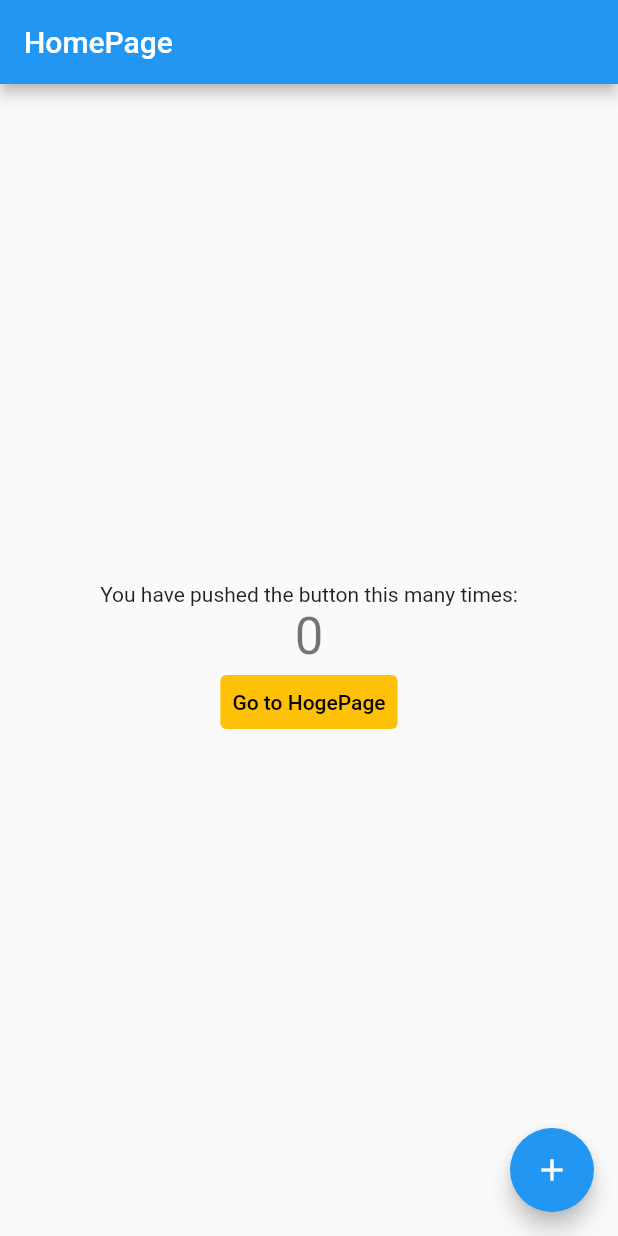
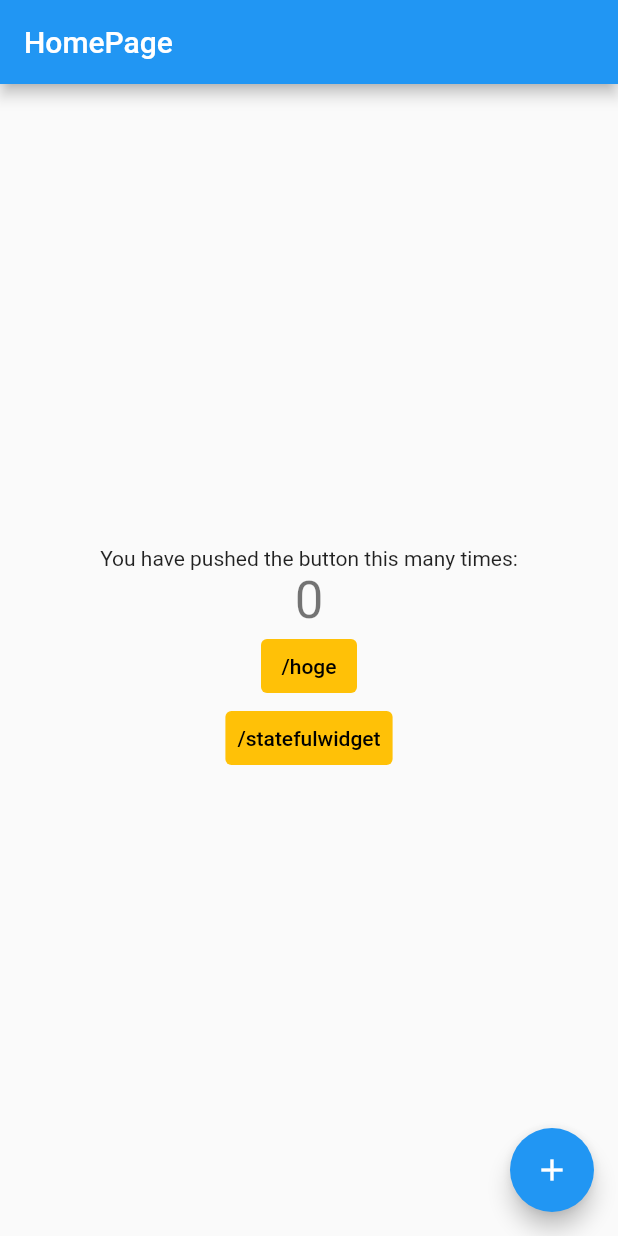
Before and after one commit to h-enoki/flutter_sample, a Flutter app: the screen it shows after launch, on a phone screen of 412 x 824 dp. Run offline on Flutter 3.47's test engine with Material 2 defaults, Android fonts, the phone set to English and light mode, and no system bars.

Commit message:
StatefulWidgetのサンプル実装

```diff
--- a/lib/src/routes/app_router.dart
+++ b/lib/src/routes/app_router.dart
@@ -1,6 +1,7 @@
 import 'package:flutter/material.dart';
 import 'package:flutter_sample/src/views/hoge_page.dart';
 import 'package:flutter_sample/src/views/home_page.dart';
+import 'package:flutter_sample/src/views/statefulwidget_page.dart';
 
 import 'app_routes.dart';
 
@@ -11,6 +12,8 @@ class AppRouter {
         return _buildRoute(const MyHomePage());
       case AppRoutes.hoge:
         return _buildRoute(const HogePage());
+      case AppRoutes.statefulwidget:
+        return _buildRoute(const StatefulWidgetPage());
       default:
         return null;
     }
--- a/lib/src/routes/app_routes.dart
+++ b/lib/src/routes/app_routes.dart
@@ -1,4 +1,5 @@
 class AppRoutes {
   static const home = '/';
   static const hoge = '/hoge';
+  static const statefulwidget = '/statefulwidget';
 }
--- a/lib/src/views/home_page.dart
+++ b/lib/src/views/home_page.dart
@@ -43,7 +43,20 @@ class _MyHomePageState extends State<MyHomePage> {
                 Navigator.pushNamed(context, AppRoutes.hoge);
               },
               child: const Text(
-                'Go to HogePage',
+                AppRoutes.hoge,
+                style: TextStyle(color: Colors.black),
+              ),
+            ),
+            TextButton(
+              style: TextButton.styleFrom(
+                backgroundColor: Colors.amber,
+              ),
+              onPressed: () {
+                // 画面遷移
+                Navigator.pushNamed(context, AppRoutes.statefulwidget);
+              },
+              child: const Text(
+                AppRoutes.statefulwidget,
                 style: TextStyle(color: Colors.black),
               ),
             ),
```
Also changed, not shown: lib/src/views/statefulwidget_page.dart (added, +60 -0 lines).
